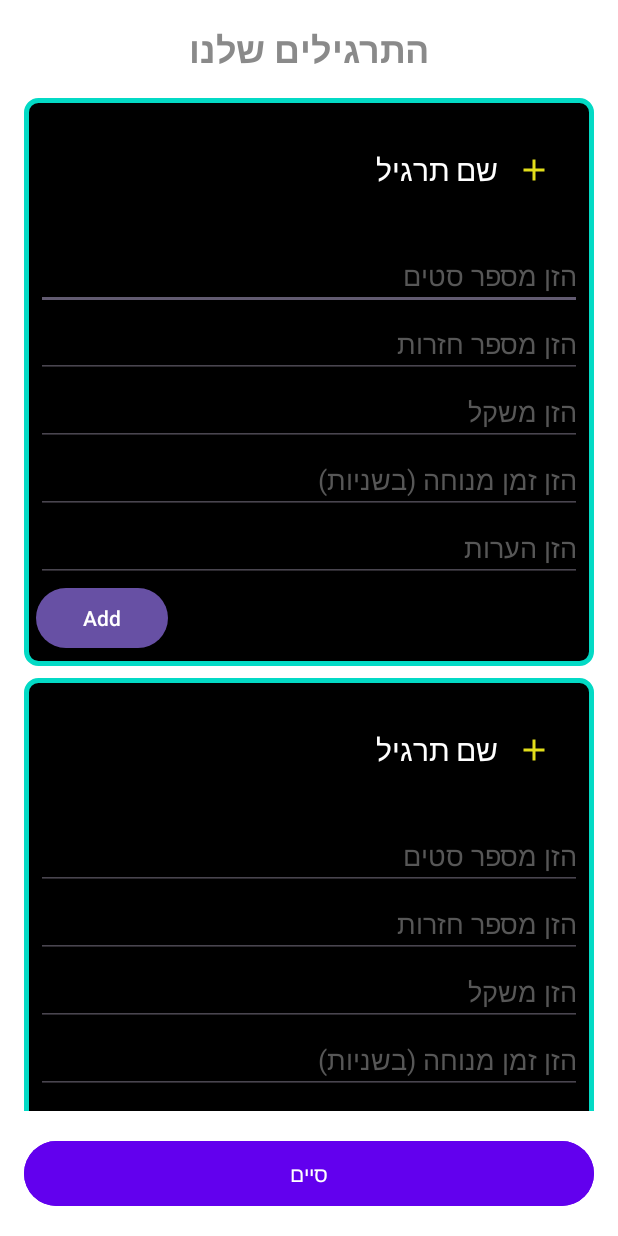
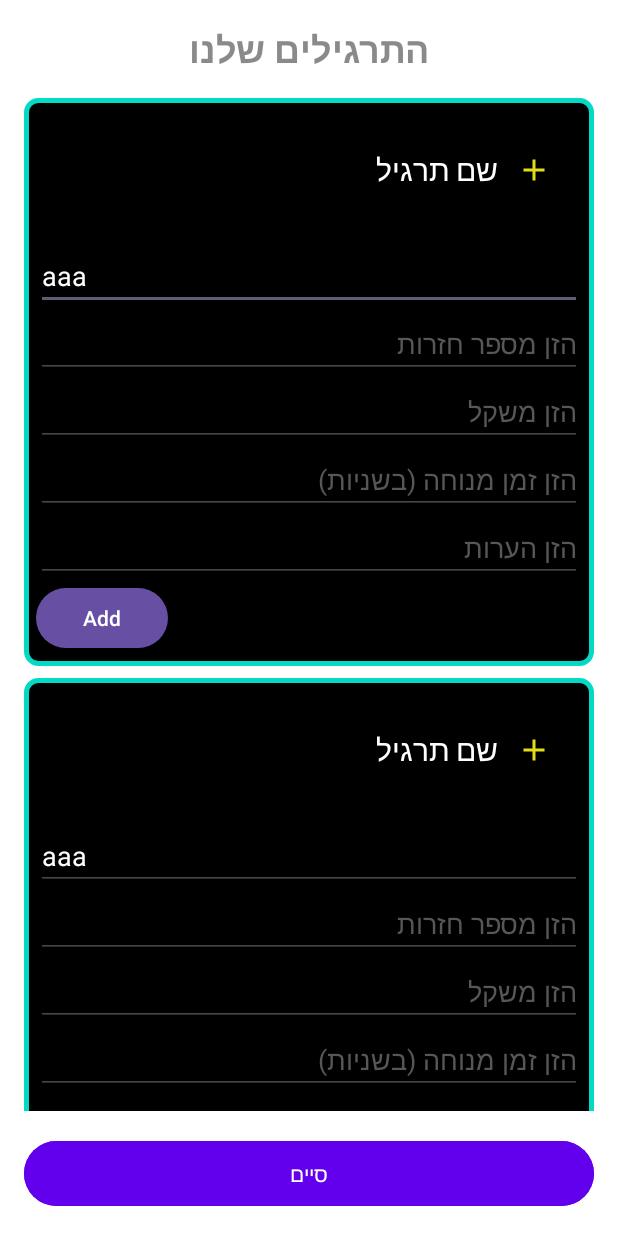
Before and after one commit to GalAngel15/Gym_Project_AndroidStudio, an Android app: the layout activity_our_exercises.xml on its own in the app's theme, with its tools: preview values and no code run, on a phone screen of 412 x 824 dp. Run offline under Robolectric (Android 15) with nearby library versions, the phone set to English and light mode, and no system bars.

Commit message:
many workout plans

```diff
--- a/app/src/main/res/layout/item_built_exercise.xml
+++ b/app/src/main/res/layout/item_built_exercise.xml
@@ -62,6 +62,7 @@
             android:inputType="number"
             android:textColorHint="@color/hints"
             android:hint="הזן מספר סטים"
+            android:text="aaa"
             android:textColor="@color/textColor"/>
 
         <EditText
```
